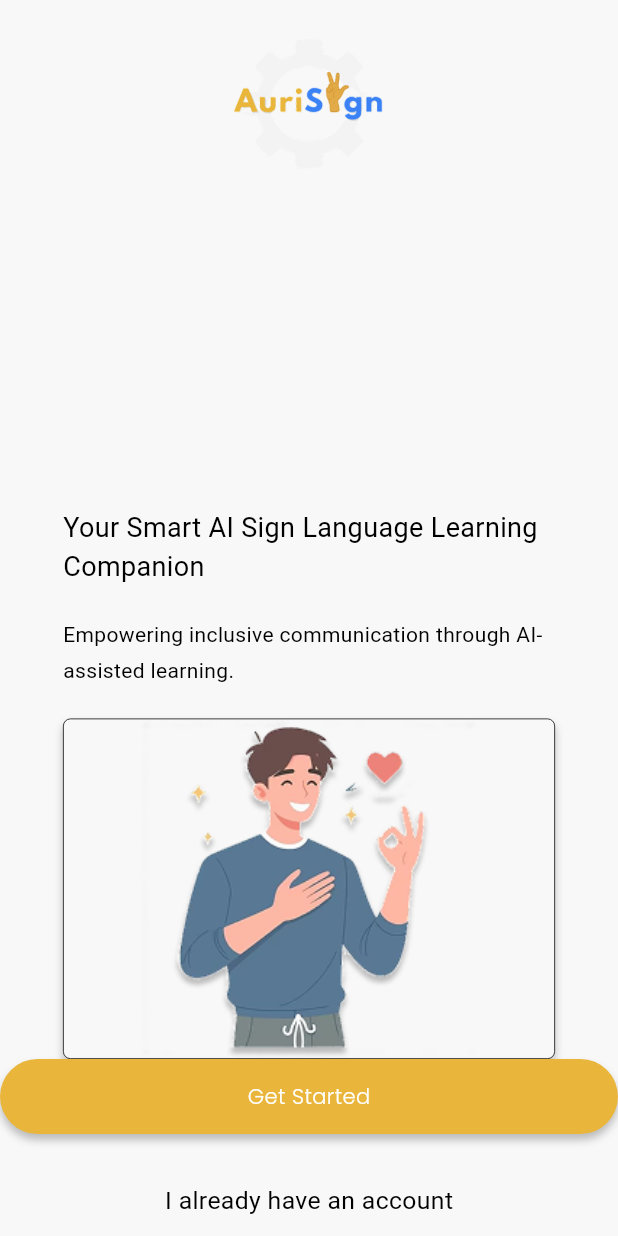
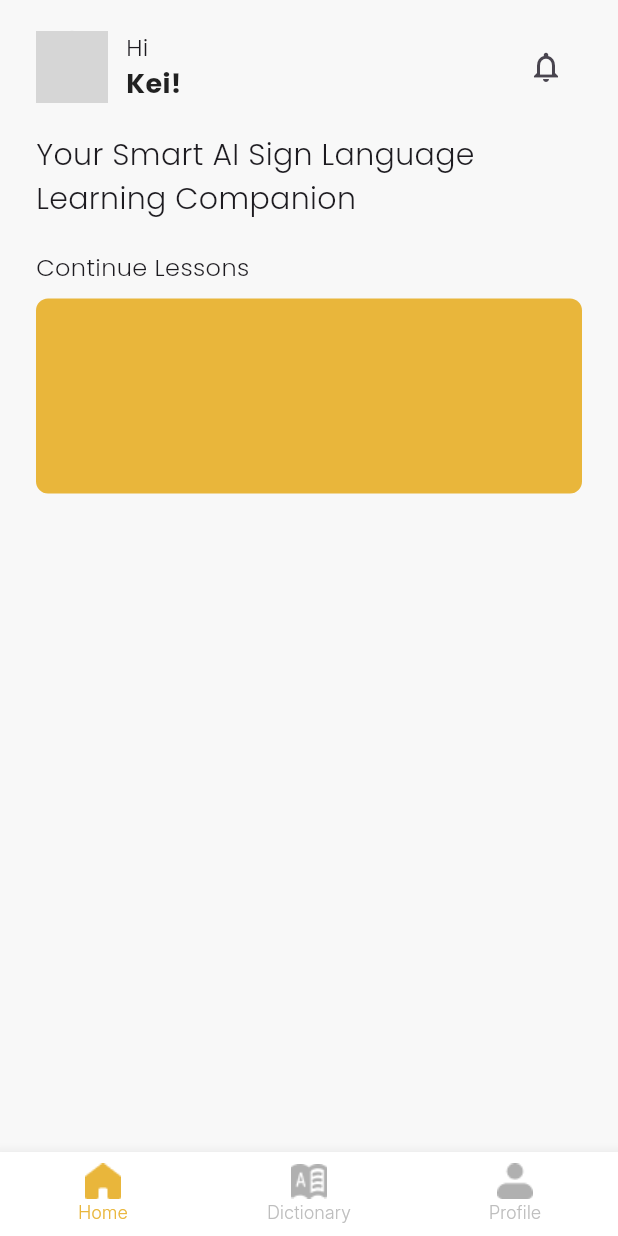
Before and after one commit to shizuiixui/auri_sign, a Flutter app: the screen it shows after launch, on a phone screen of 412 x 824 dp. Run offline on Flutter 3.47's test engine with Material 3 defaults, Android fonts, the phone set to English and light mode, and no system bars; network calls fail; Roboto replaces fonts that are missing (Kantumruy Pro); grey boxes are pictures that could not be loaded.

Commit message:
Init Homepage

```diff
--- /dev/null
+++ b/lib/core/widgets/bottom_nav_bar.dart
@@ -0,0 +1,88 @@
+import 'package:flutter/material.dart';
+
+class BottomNavBar extends StatelessWidget {
+  final int currentIndex;
+  final ValueChanged<int> onTap;
+
+  const BottomNavBar({
+    super.key,
+    required this.currentIndex,
+    required this.onTap,
+  });
+
+  @override
+  Widget build(BuildContext context) {
+    // Bottom Navigation Bar
+    return BottomNavigationBar(
+      backgroundColor: Colors.white,
+      currentIndex: currentIndex,
+      onTap: onTap,
+      type: BottomNavigationBarType.fixed,
+      selectedItemColor: const Color(0XFFE9B63B),
+      unselectedItemColor: const Color(0XFFBEBEBE),
+
+      // Selected Label Style
+      selectedLabelStyle: const TextStyle(
+        fontSize: 12,
+        fontFamily: 'Inter',
+        fontWeight: FontWeight.w500,
+      ),
+
+      // Unselected Label Style
+      unselectedLabelStyle: const TextStyle(
+        fontSize: 12,
+        fontFamily: 'Inter',
+        fontWeight: FontWeight.w500,
+      ),
+
+      items: [
+        // Home
+        BottomNavigationBarItem(
+          icon: Image.asset(
+            'assets/images/bottom_navbar/home.png',
+            width: 24,
+            height: 24,
+          ),
+          activeIcon: Image.asset(
+            'assets/images/bottom_navbar/home_selected.png',
+            width: 24,
+            height: 24,
+          ),
+          label: 'Home',
+        ),
+
+        // Dictionary
+        BottomNavigationBarItem(
+          icon: Image.asset(
+            'assets/images/bottom_navbar/dictionary.png',
+            width: 24,
+            height: 24,
+          ),
+          activeIcon: Image.asset(
+            'assets/images/bottom_navbar/dictionary_selected.png',
+            width: 24,
+            height: 24,
+          ),
+          label: 'Dictionary',
+        ),
+
+        // Profile
+        BottomNavigationBarItem(
+          icon: Image.asset(
+            'assets/images/bottom_navbar/profile.png',
+            width: 24,
+            height: 24,
+          ),
+           activeIcon: Image.asset(
+            'assets/images/bottom_navbar/profile_selected.png',
+            width: 24,
+            height: 24,
+          ),
+          label: 'Profile'
+        ),
+
+
+      ],
+    );
+  }
+}
--- a/lib/features/homepage/presentation/screens/homepage.dart
+++ b/lib/features/homepage/presentation/screens/homepage.dart
@@ -0,0 +1,130 @@
+import 'package:auri_sign/core/widgets/bottom_nav_bar.dart';
+import 'package:flutter/material.dart';
+
+class HomePage extends StatefulWidget {
+  const HomePage({super.key});
+
+  @override
+  State<HomePage> createState() => _HomePageState();
+}
+
+class _HomePageState extends State<HomePage> {
+  final String userName = "Kei"; // Temporary for testing only
+  final String? profilePictureUrl = "https://i.pravatar.cc/150?img=5"; // Dummy image
+  int _selectedIndex = 0;
+
+  @override
+  Widget build(BuildContext context) {
+    return Scaffold(
+      resizeToAvoidBottomInset: false,
+      backgroundColor: const Color(0XFFF8F8F8),
+
+      body: SafeArea(
+        top: true,
+        child: SingleChildScrollView(
+          padding: const EdgeInsets.symmetric(horizontal: 24, vertical: 20),
+          child: Column(
+            crossAxisAlignment: CrossAxisAlignment.start,
+            children: [
+              Row(
+                children: [
+                  // Avatar
+                  CircleAvatar(
+                    radius: 24,
+                    backgroundColor: Colors.grey[300],
+                    backgroundImage: profilePictureUrl != null
+                        ? NetworkImage(profilePictureUrl!)
+                        : null,
+                    child: profilePictureUrl == null
+                        ? const Icon(Icons.person, color: Colors.grey)
+                        : null,
+                  ),
+
+                  const SizedBox(width: 12), // Spacing between image and text
+
+                  // Text Column
+                  Column(
+                    crossAxisAlignment: CrossAxisAlignment.start,
+                    children: [
+                      const Text(
+                        "Hi",
+                        style: TextStyle(
+                          fontSize: 16,
+                          fontFamily: 'Poppins',
+                          fontWeight: FontWeight.w500,
+                        ),
+                      ),
+                      Text(
+                        "$userName!", // (for testing) user name
+                        style: const TextStyle(
+                          fontSize: 18,
+                          fontFamily: 'Poppins',
+                          fontWeight: FontWeight.bold,
+                          color: Colors.black87,
+                        ),
+                      ),
+                    ],
+                  ),
+
+                  const Spacer(),
+
+                  // Notification
+                  IconButton(
+                    onPressed: () {},
+                    icon: const Icon(Icons.notifications_outlined)
+                  ),
+                ],
+              ),
+
+              const SizedBox(height: 20),
+
+              // Subtitle
+              const Text(
+                "Your Smart AI Sign Language\nLearning Companion",
+                style: TextStyle(
+                  fontSize: 20,
+                  fontFamily: 'Poppins',
+                ),
+              ),
+
+              const SizedBox(height: 20),
+
+              // Continue Lessons Section
+              Column(
+                crossAxisAlignment: CrossAxisAlignment.start,
+                children: [
+                  const Text(
+                    "Continue Lessons",
+                    textAlign: TextAlign.start,
+                    style: TextStyle(
+                      fontSize: 16,
+                      fontFamily: 'Poppins',
+                      fontWeight: FontWeight.w400,
+                      textBaseline: TextBaseline.alphabetic,
+                    )
+                  ),
+                  const SizedBox(height: 9),
+                  Container(
+                    height: 130,
+                    width: double.infinity,
+                    decoration: BoxDecoration(
+                      color: const Color(0xFFE9B63B),
+                      borderRadius: BorderRadius.circular(8),
+                    ),
+                  ),
+                ],
+              ),
+
+            ],
+          ),
+        ),
+      ),
+      // Bottom Nav Bar
+      bottomNavigationBar: BottomNavBar(currentIndex: _selectedIndex, onTap: (index) {
+        setState(() {
+          _selectedIndex = index;
+        });
+      }),
+    );
+  }
+}
--- a/lib/main.dart
+++ b/lib/main.dart
@@ -1,6 +1,7 @@
 import 'package:auri_sign/features/auth/presentation/screens/signup.dart';
 import 'package:auri_sign/features/auth/presentation/screens/welcome%20page/forgot_password.dart';
 import 'package:auri_sign/features/auth/presentation/screens/welcome%20page/welcome_page.dart';
+import 'package:auri_sign/features/homepage/presentation/screens/homepage.dart';
 import 'package:flutter/material.dart';
 import 'features/auth/presentation/screens/login_form.dart';
 import 'features/auth/presentation/screens/profiling/profiling.dart';
@@ -19,13 +20,14 @@ class MyApp extends StatelessWidget {
       title: 'AuriSign',
 
       // Routes
-      initialRoute: '/',
+      initialRoute: '/home', //for testing purpose, change to '/' for welcome page
       routes: {
         '/': (context) => const WelcomePage(),
         '/login': (context) => const LoginForm(),
         '/signup': (context) => const SignupForm(),
         '/profiling': (context) => const ProfilingScreen(),
         '/forgot_password': (context) => const ForgotPasswordScreen(),
+        '/home': (context) => const HomePage(),
       },
     );
   }
```
Also changed, not shown: pubspec.yaml (+11 -0 lines), assets/images/FAB/scanner.png (added), assets/images/bottom_navbar/dictionary.png (added), assets/images/bottom_navbar/dictionary_selected.png (added), assets/images/bottom_navbar/home.png (added), assets/images/bottom_navbar/home_selected.png (added), assets/images/bottom_navbar/profile.png (added), assets/images/bottom_navbar/profile_selected.png (added).
